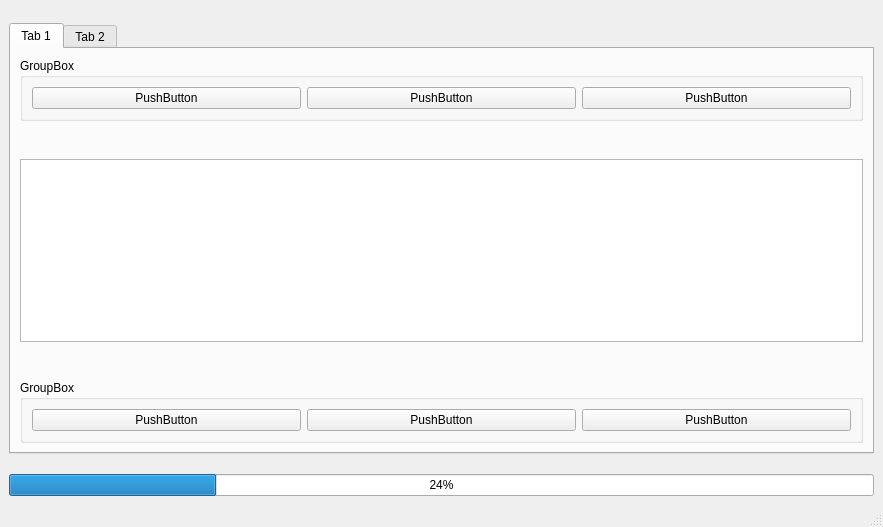
Qt form uissma/MS_MainWindow.ui (zengrx/S.M.A.R.T) before a commit.
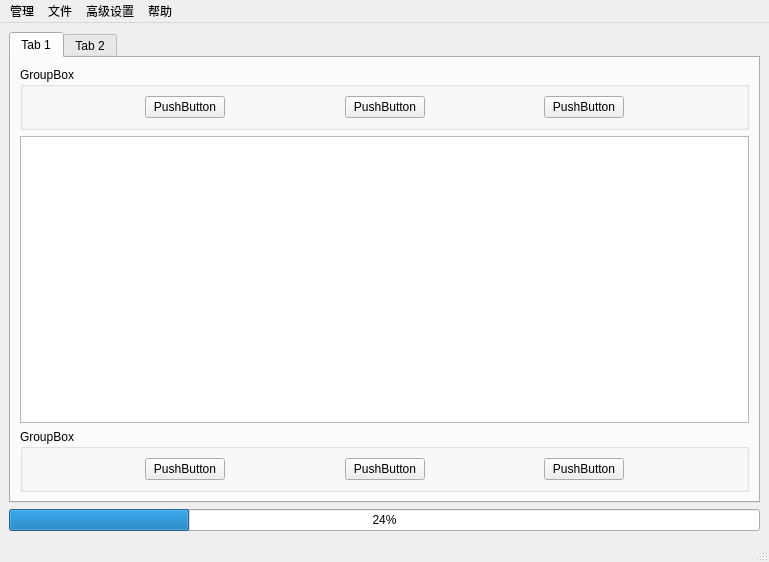
The same form after that commit.

What changed in the file:
```diff
--- a/uissma/MS_MainWindow.ui
+++ b/uissma/MS_MainWindow.ui
@@ -6,8 +6,8 @@
    <rect>
     <x>0</x>
     <y>0</y>
-    <width>883</width>
-    <height>527</height>
+    <width>769</width>
+    <height>562</height>
    </rect>
   </property>
   <property name="windowTitle">
@@ -17,19 +17,6 @@
    <layout class="QVBoxLayout" name="verticalLayout_2">
     <item>
      <layout class="QVBoxLayout" name="verticalLayout">
-      <item>
-       <spacer name="verticalSpacer_2">
-        <property name="orientation">
-         <enum>Qt::Vertical</enum>
-        </property>
-        <property name="sizeHint" stdset="0">
-         <size>
-          <width>20</width>
-          <height>40</height>
-         </size>
-        </property>
-       </spacer>
-      </item>
       <item>
        <widget class="QTabWidget" name="tabWidget">
         <property name="currentIndex">
@@ -48,6 +35,19 @@
                <string>GroupBox</string>
               </property>
               <layout class="QHBoxLayout" name="horizontalLayout">
+               <item>
+                <spacer name="horizontalSpacer">
+                 <property name="orientation">
+                  <enum>Qt::Horizontal</enum>
+                 </property>
+                 <property name="sizeHint" stdset="0">
+                  <size>
+                   <width>40</width>
+                   <height>20</height>
+                  </size>
+                 </property>
+                </spacer>
+               </item>
                <item>
                 <widget class="QPushButton" name="pushButton_3">
                  <property name="text">
@@ -55,6 +55,19 @@
                  </property>
                 </widget>
                </item>
+               <item>
+                <spacer name="horizontalSpacer_2">
+                 <property name="orientation">
+                  <enum>Qt::Horizontal</enum>
+                 </property>
+                 <property name="sizeHint" stdset="0">
+                  <size>
+                   <width>40</width>
+                   <height>20</height>
+                  </size>
+                 </property>
+                </spacer>
+               </item>
                <item>
                 <widget class="QPushButton" name="pushButton_2">
                  <property name="text">
@@ -62,6 +75,19 @@
                  </property>
                 </widget>
                </item>
+               <item>
+                <spacer name="horizontalSpacer_3">
+                 <property name="orientation">
+                  <enum>Qt::Horizontal</enum>
+                 </property>
+                 <property name="sizeHint" stdset="0">
+                  <size>
+                   <width>40</width>
+                   <height>20</height>
+                  </size>
+                 </property>
+                </spacer>
+               </item>
                <item>
                 <widget class="QPushButton" name="pushButton">
                  <property name="text">
@@ -69,6 +95,19 @@
                  </property>
                 </widget>
                </item>
+               <item>
+                <spacer name="horizontalSpacer_7">
+                 <property name="orientation">
+                  <enum>Qt::Horizontal</enum>
+                 </property>
+                 <property name="sizeHint" stdset="0">
+                  <size>
+                   <width>40</width>
+                   <height>20</height>
+                  </size>
+                 </property>
+                </spacer>
+               </item>
               </layout>
               <zorder>tableWidget</zorder>
               <zorder>pushButton</zorder>
@@ -77,33 +116,14 @@
              </widget>
             </item>
             <item>
-             <spacer name="verticalSpacer_3">
-              <property name="orientation">
-               <enum>Qt::Vertical</enum>
-              </property>
-              <property name="sizeHint" stdset="0">
+             <widget class="QTableWidget" name="tableWidget">
+              <property name="minimumSize">
                <size>
-                <width>20</width>
-                <height>40</height>
+                <width>450</width>
+                <height>220</height>
                </size>
               </property>
-             </spacer>
-            </item>
-            <item>
-             <widget class="QTableWidget" name="tableWidget"/>
-            </item>
-            <item>
-             <spacer name="verticalSpacer_4">
-              <property name="orientation">
-               <enum>Qt::Vertical</enum>
-              </property>
-              <property name="sizeHint" stdset="0">
-               <size>
-                <width>20</width>
-                <height>40</height>
-               </size>
-              </property>
-             </spacer>
+             </widget>
             </item>
             <item>
              <widget class="QGroupBox" name="groupBox_2">
@@ -111,6 +131,19 @@
                <string>GroupBox</string>
               </property>
               <layout class="QHBoxLayout" name="horizontalLayout_2">
+               <item>
+                <spacer name="horizontalSpacer_4">
+                 <property name="orientation">
+                  <enum>Qt::Horizontal</enum>
+                 </property>
+                 <property name="sizeHint" stdset="0">
+                  <size>
+                   <width>40</width>
+                   <height>20</height>
+                  </size>
+                 </property>
+                </spacer>
+               </item>
                <item>
                 <widget class="QPushButton" name="pushButton_4">
                  <property name="text">
@@ -118,6 +151,19 @@
                  </property>
                 </widget>
                </item>
+               <item>
+                <spacer name="horizontalSpacer_5">
+                 <property name="orientation">
+                  <enum>Qt::Horizontal</enum>
+                 </property>
+                 <property name="sizeHint" stdset="0">
+                  <size>
+                   <width>40</width>
+                   <height>20</height>
+                  </size>
+                 </property>
+                </spacer>
+               </item>
                <item>
                 <widget class="QPushButton" name="pushButton_5">
                  <property name="text">
@@ -125,6 +171,19 @@
                  </property>
                 </widget>
                </item>
+               <item>
+                <spacer name="horizontalSpacer_6">
+                 <property name="orientation">
+                  <enum>Qt::Horizontal</enum>
+                 </property>
+                 <property name="sizeHint" stdset="0">
+                  <size>
+                   <width>40</width>
+                   <height>20</height>
+                  </size>
+                 </property>
+                </spacer>
+               </item>
                <item>
                 <widget class="QPushButton" name="pushButton_6">
                  <property name="text">
@@ -132,6 +191,19 @@
                  </property>
                 </widget>
                </item>
+               <item>
+                <spacer name="horizontalSpacer_8">
+                 <property name="orientation">
+                  <enum>Qt::Horizontal</enum>
+                 </property>
+                 <property name="sizeHint" stdset="0">
+                  <size>
+                   <width>40</width>
+                   <height>20</height>
+                  </size>
+                 </property>
+                </spacer>
+               </item>
               </layout>
              </widget>
             </item>
@@ -148,19 +220,6 @@
         </widget>
        </widget>
       </item>
-      <item>
-       <spacer name="verticalSpacer">
-        <property name="orientation">
-         <enum>Qt::Vertical</enum>
-        </property>
-        <property name="sizeHint" stdset="0">
-         <size>
-          <width>20</width>
-          <height>40</height>
-         </size>
-        </property>
-       </spacer>
-      </item>
       <item>
        <widget class="QProgressBar" name="progressBar">
         <property name="value">
@@ -177,10 +236,40 @@
     <rect>
      <x>0</x>
      <y>0</y>
-     <width>883</width>
+     <width>769</width>
      <height>31</height>
     </rect>
    </property>
+   <widget class="QMenu" name="menu">
+    <property name="title">
+     <string>管理</string>
+    </property>
+    <addaction name="action"/>
+    <addaction name="action_2"/>
+   </widget>
+   <widget class="QMenu" name="menu_2">
+    <property name="title">
+     <string>文件</string>
+    </property>
+    <addaction name="action_3"/>
+   </widget>
+   <widget class="QMenu" name="menu_3">
+    <property name="title">
+     <string>高级设置</string>
+    </property>
+   </widget>
+   <widget class="QMenu" name="menu_4">
+    <property name="title">
+     <string>帮助</string>
+    </property>
+    <addaction name="action_4"/>
+    <addaction name="action_5"/>
+    <addaction name="action_6"/>
+   </widget>
+   <addaction name="menu"/>
+   <addaction name="menu_2"/>
+   <addaction name="menu_3"/>
+   <addaction name="menu_4"/>
   </widget>
   <widget class="QStatusBar" name="statusbar"/>
  </widget>
```
Left out of the diff: 37 changed lines with no effect on the pictures.
